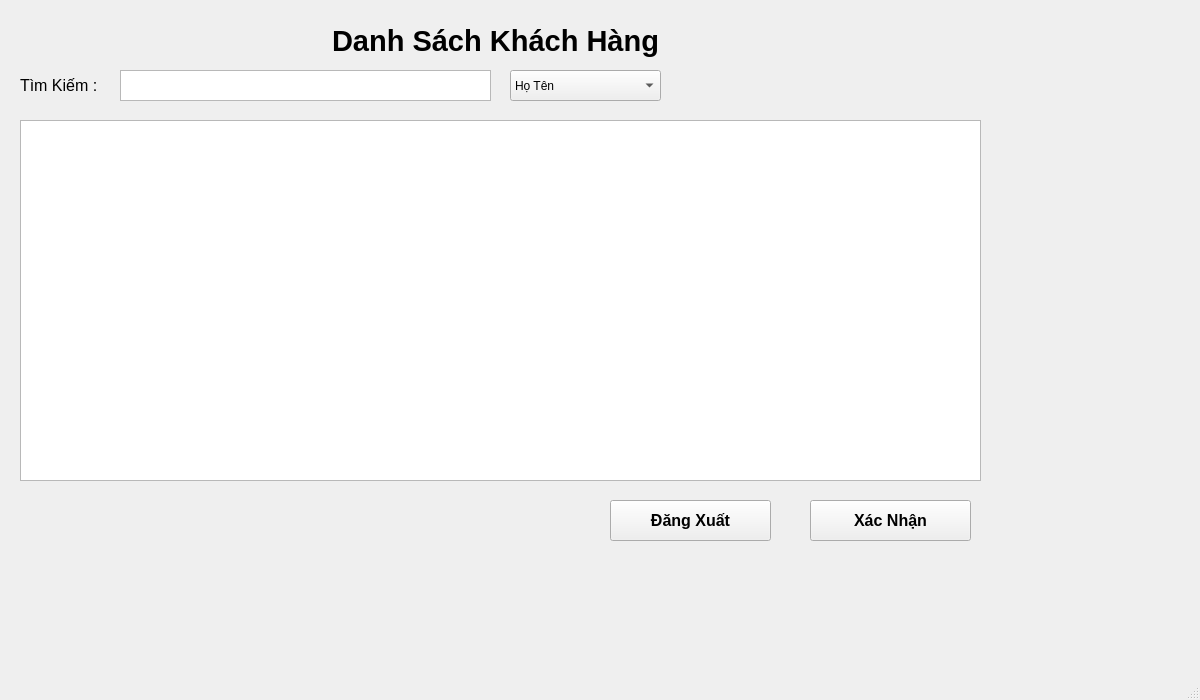
The window that GUI/UI/chonKhachHangUI.ui (MinhVi2004/WaterManagement) describes before a commit, drawn with Qt 5.
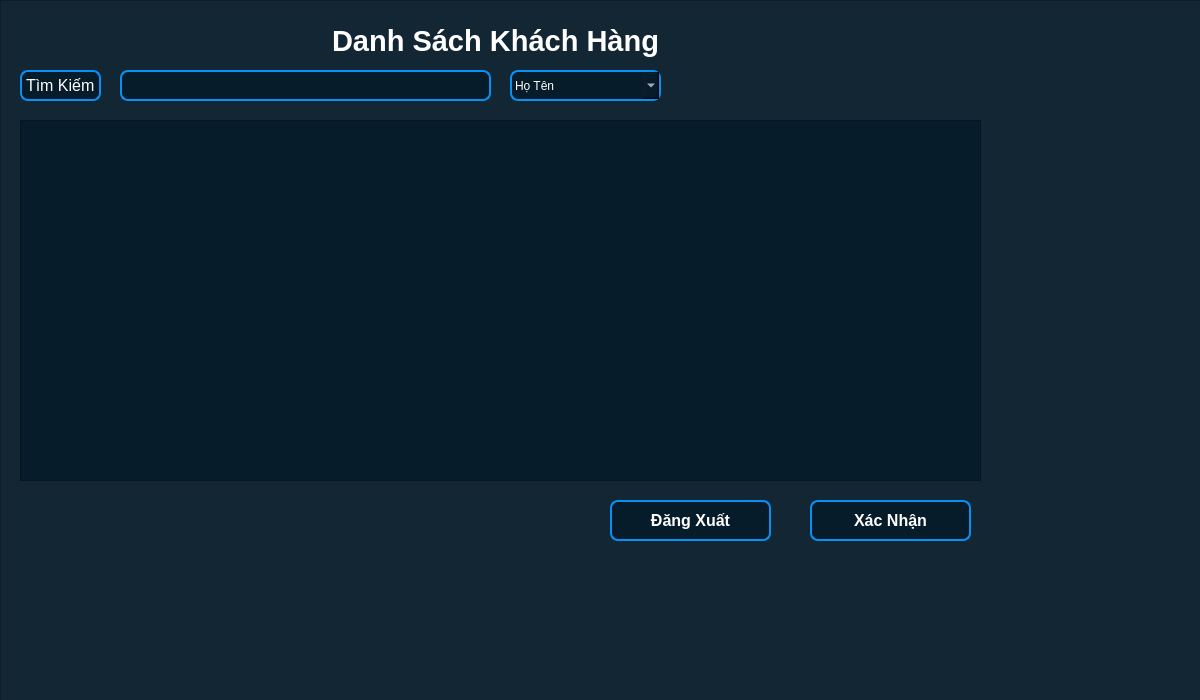
The same window after the commit.

```diff
--- a/GUI/UI/chonKhachHangUI.ui
+++ b/GUI/UI/chonKhachHangUI.ui
@@ -29,6 +29,9 @@
       <bold>true</bold>
      </font>
     </property>
+    <property name="styleSheet">
+     <string notr="true">color:white;</string>
+    </property>
     <property name="text">
      <string>Danh Sách Khách Hàng</string>
     </property>
@@ -50,6 +53,12 @@
       <pointsize>12</pointsize>
      </font>
     </property>
+    <property name="styleSheet">
+     <string notr="true">background-color: rgb(7, 28, 42);
+border: 2px solid rgb(7, 144, 245);   /* Blue border */
+border-radius: 8px;
+color:white;</string>
+    </property>
     <property name="text">
      <string>Tìm Kiếm :</string>
     </property>
@@ -63,6 +72,12 @@
       <height>31</height>
      </rect>
     </property>
+    <property name="styleSheet">
+     <string notr="true">background-color: rgb(7, 28, 42);
+border: 2px solid rgb(7, 144, 245);   /* Blue border */
+border-radius: 8px;
+color:white;</string>
+    </property>
    </widget>
    <widget class="QComboBox" name="cbTypeSearch">
     <property name="geometry">
@@ -73,6 +88,12 @@
       <height>31</height>
      </rect>
     </property>
+    <property name="styleSheet">
+     <string notr="true">background-color: rgb(7, 28, 42);
+border: 2px solid rgb(7, 144, 245);   /* Blue border */
+border-radius: 8px;
+color:white;</string>
+    </property>
     <item>
      <property name="text">
       <string>Họ Tên</string>
@@ -108,6 +129,43 @@
       <height>361</height>
      </rect>
     </property>
+    <property name="styleSheet">
+     <string notr="true">QTableWidget {
+    background-color: rgb(7, 28, 42);     /* cell background */
+    color: white;                  /* text color */
+    gridline-color: #dcdcdc;         /* grid line color */
+    font-size: 14px;
+}
+
+QTableWidget::item:selected {
+    background-color: #85c1e9;       /* selected row background */
+    color: white;                    /* selected text color */
+}
+QHeaderView::section {
+    background-color: rgb(25, 47, 63);
+    color: white;
+    font-weight: bold;
+}
+
+QScrollBar:horizontal {
+    background: rgb(0, 0, 0);
+    height: 10px;
+    margin: 0px;
+}
+
+QScrollBar::handle:horizontal {
+    background: #3498db;
+    min-width: 20px;
+    border-radius: 5px;
+}
+
+QScrollBar::add-line:horizontal,
+QScrollBar::sub-line:horizontal {
+    background: none;
+    width: 0px;
+}
+</string>
+    </property>
    </widget>
    <widget class="QPushButton" name="btnSubmit">
     <property name="geometry">
@@ -124,6 +182,12 @@
       <bold>true</bold>
      </font>
     </property>
+    <property name="styleSheet">
+     <string notr="true">background-color: rgb(7, 28, 42);
+border: 2px solid rgb(7, 144, 245);   /* Blue border */
+border-radius: 8px;
+color:white;</string>
+    </property>
     <property name="text">
      <string>Xác Nhận</string>
     </property>
@@ -143,12 +207,44 @@
       <bold>true</bold>
      </font>
     </property>
+    <property name="styleSheet">
+     <string notr="true">background-color: rgb(7, 28, 42);
+border: 2px solid rgb(7, 144, 245);   /* Blue border */
+border-radius: 8px;
+color:white;</string>
+    </property>
     <property name="text">
      <string>Đăng Xuất</string>
     </property>
    </widget>
+   <widget class="QFrame" name="frame">
+    <property name="geometry">
+     <rect>
+      <x>0</x>
+      <y>0</y>
+      <width>1201</width>
+      <height>701</height>
+     </rect>
+    </property>
+    <property name="styleSheet">
+     <string notr="true">background-color: rgb(18, 38, 52);</string>
+    </property>
+    <property name="frameShape">
+     <enum>QFrame::StyledPanel</enum>
+    </property>
+    <property name="frameShadow">
+     <enum>QFrame::Raised</enum>
+    </property>
+   </widget>
+   <zorder>frame</zorder>
+   <zorder>label</zorder>
+   <zorder>label_2</zorder>
+   <zorder>txtSearch</zorder>
+   <zorder>cbTypeSearch</zorder>
+   <zorder>tbDanhSachKhachHang</zorder>
+   <zorder>btnSubmit</zorder>
+   <zorder>btnClose</zorder>
   </widget>
-  <widget class="QStatusBar" name="statusbar"/>
  </widget>
  <resources/>
  <connections/>
```
